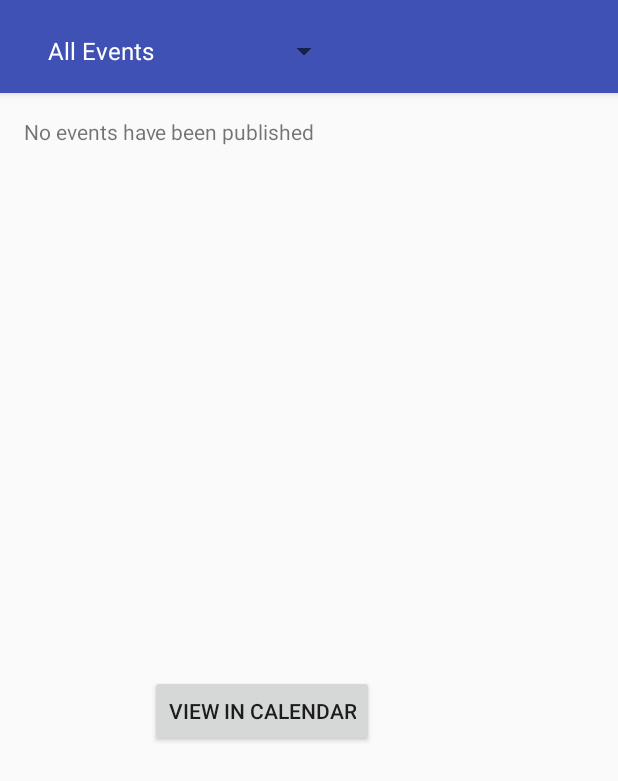
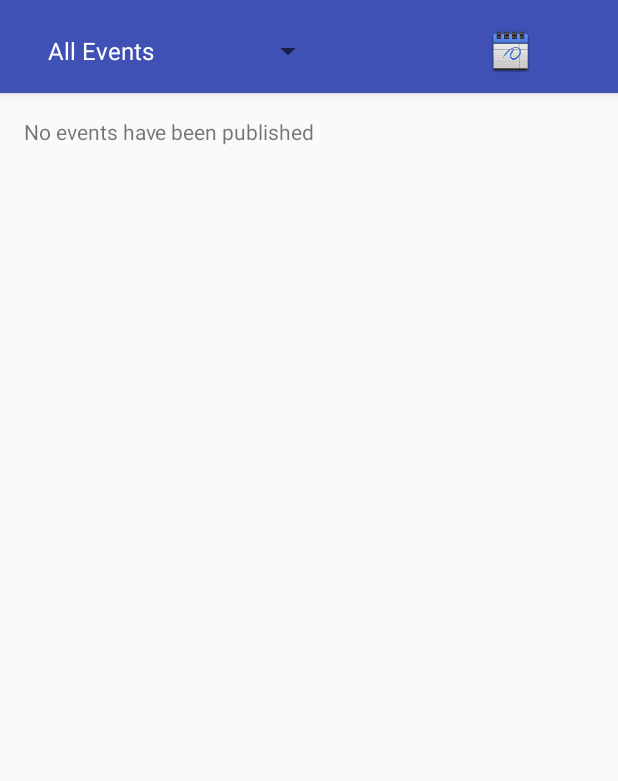
Before and after one commit to ram1988/bluebridge, an Android app: the EventParentHomeSpinnerActivity screen opened directly, with no data from a screen before it, on a phone screen of 412 x 824 dp. Shown: the top 781 px of the screen. Run offline under Robolectric (Android 15) with nearby library versions, the phone set to English and light mode, and no system bars.

Commit message:
View calendar button added

```diff
--- a/app/src/main/res/layout/activity_event_parent_home_spinner.xml
+++ b/app/src/main/res/layout/activity_event_parent_home_spinner.xml
@@ -14,12 +14,28 @@
         <android.support.v7.widget.Toolbar android:id="@+id/my_toolbar"
             android:layout_width="match_parent" android:layout_height="?attr/actionBarSize"
             android:background="?attr/colorPrimary" app:popupTheme="@style/AppTheme.PopupOverlay"
-            app:layout_scrollFlags="scroll|enterAlways">
+            app:layout_scrollFlags="scroll|enterAlways"
+            android:layout_alignParentLeft="true">
 
             <Spinner android:id="@+id/spinner" app:popupTheme="@style/AppTheme.PopupOverlay"
-                android:layout_width="wrap_content" android:layout_height="wrap_content"
+                android:layout_width="200sp" android:layout_height="match_parent"
                 android:theme="@style/MyTheme" />
+
+
+            <Button
+                android:layout_width="30sp"
+                android:layout_height="30sp"
+                android:layout_toEndOf="@id/spinner"
+                android:layout_marginLeft="125sp"
+                android:layout_alignParentEnd="true"
+                android:id="@+id/calendar_view"
+                android:background="@mipmap/calendar"
+                style="?android:attr/borderlessButtonStyle" />
+
+
+
         </android.support.v7.widget.Toolbar>
+
 
     </android.support.design.widget.AppBarLayout>
 
@@ -27,14 +43,5 @@
         android:layout_width="match_parent" android:layout_height="match_parent"
         app:layout_behavior="@string/appbar_scrolling_view_behavior" />
 
-    <Button
-        android:id="@+id/calendar_view"
-        android:text="View in Calendar"
-        android:layout_width="wrap_content"
-        android:layout_height="wrap_content"
-        android:layout_marginTop="450sp"
-        android:layout_marginLeft="100sp"
-        />
-
 
 </android.support.design.widget.CoordinatorLayout>
--- a/app/src/main/res/layout/fragment_event_parent_home_spinner.xml
+++ b/app/src/main/res/layout/fragment_event_parent_home_spinner.xml
@@ -13,10 +13,11 @@
         android:visibility="invisible"/>
 
 
-    <ListView xmlns:android="http://schemas.android.com/apk/res/android"
+    <ListView
         android:id="@+id/listview"
         android:scrollbars="vertical"
-        android:layout_width="wrap_content"
-        android:layout_height="450sp" />
+        android:layout_width="match_parent"
+        android:layout_height="550sp"
+        android:layout_alignParentStart="true" />
 
 </RelativeLayout>
```
Also changed, not shown: app/src/main/res/layout/activity_event_admin_home_spinner.xml (+14 -10 lines), app/src/main/res/layout/fragment_event_admin_home_tab.xml (+4 -3 lines), app/src/main/res/mipmap-mdpi/calendar.png (added).
